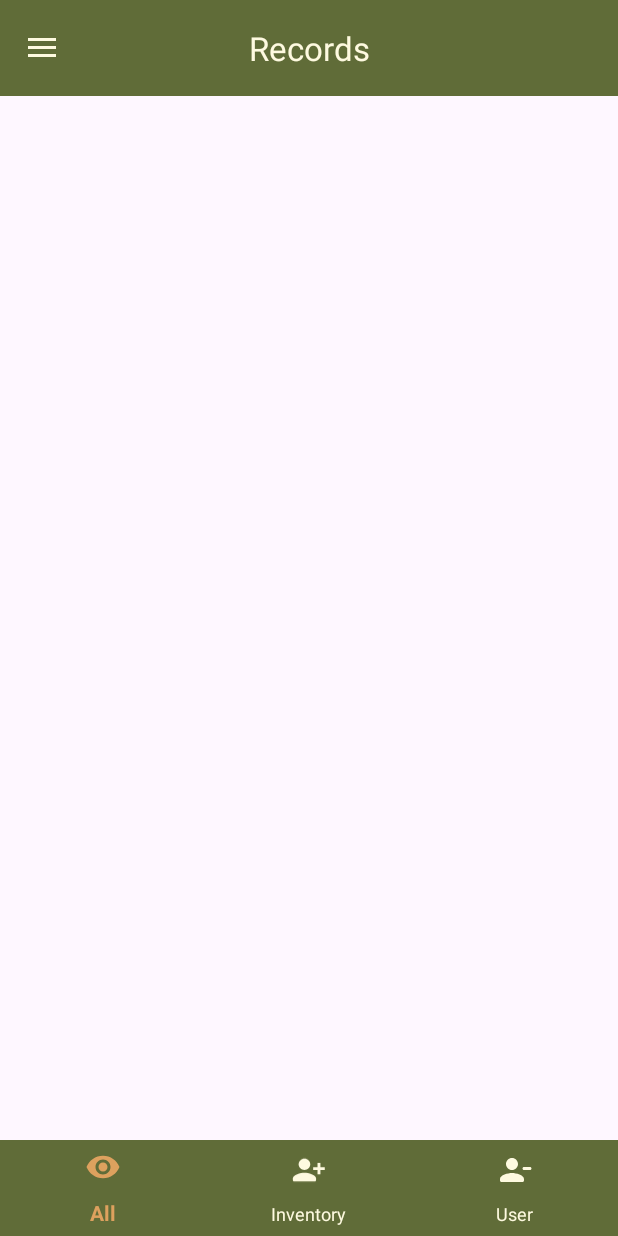
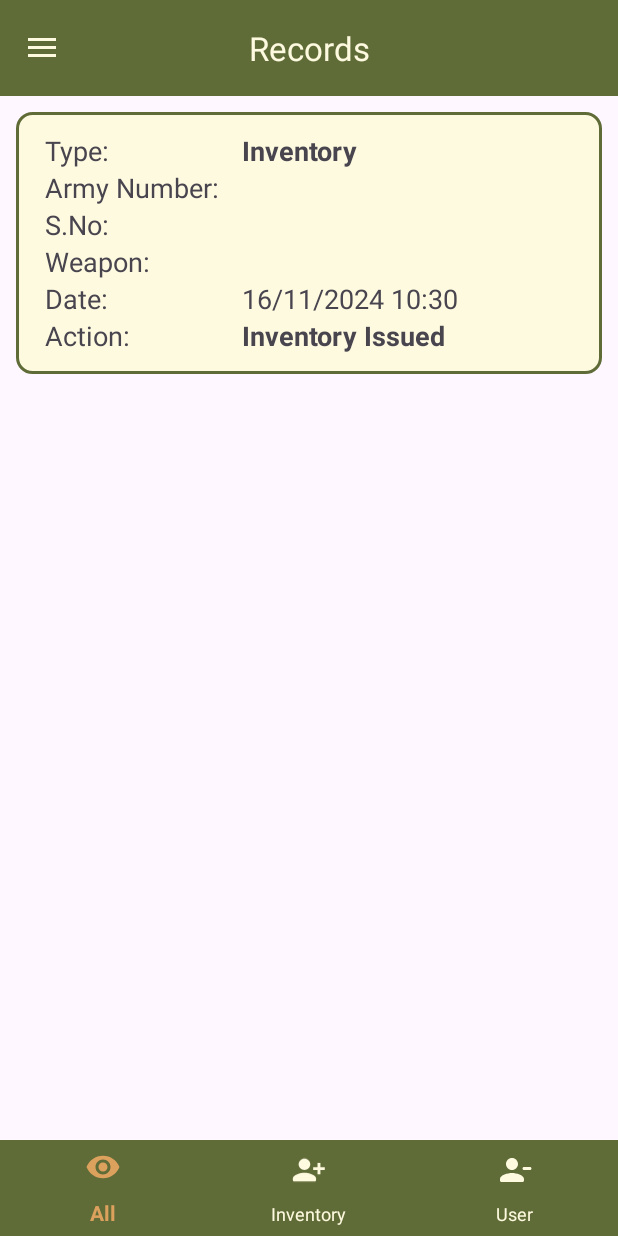
Before and after one commit to strikleApp/KoteManagementAndroid, an Android app: the fragment IssueWeaponDetailsFragment placed in its activity, in the side drawer, after a tap on "Records", on a phone screen of 412 x 824 dp. Run offline under Robolectric (Android 15) with nearby library versions, the light colour scheme and no system bars; our stand-ins replace CircleImageView, Room's generated code, sdp/ssp sizes; 1 statement that could not run was skipped.

Commit message:
add records done

```diff
--- /dev/null
+++ b/app/src/main/java/com/android/kotemanagement/adapter/RecordsAdapter.java
@@ -0,0 +1,103 @@
+package com.android.kotemanagement.adapter;
+
+import android.content.Context;
+import android.util.Log;
+import android.view.LayoutInflater;
+import android.view.View;
+import android.view.ViewGroup;
+
+import androidx.annotation.NonNull;
+import androidx.recyclerview.widget.RecyclerView;
+
+import com.android.kotemanagement.databinding.ListViewAllRecordsBinding;
+import com.android.kotemanagement.room.entities.RecordAction;
+import com.android.kotemanagement.room.entities.RecordType;
+import com.android.kotemanagement.room.entities.Records;
+
+import java.text.ParseException;
+import java.text.SimpleDateFormat;
+import java.time.LocalDateTime;
+import java.time.format.DateTimeFormatter;
+import java.util.Date;
+import java.util.List;
+
+public class RecordsAdapter extends RecyclerView.Adapter<RecordsAdapter.MyViewHolder> {
+
+    public void setRecordsList(List<Records> recordsList) {
+        this.recordsList = recordsList;
+    }
+
+    private List<Records> recordsList;
+    private final Context context;
+
+    public RecordsAdapter(Context context) {
+        this.context = context;
+
+    }
+
+    public class MyViewHolder extends RecyclerView.ViewHolder {
+        ListViewAllRecordsBinding binding;
+
+        public MyViewHolder(@NonNull ListViewAllRecordsBinding listViewAllRecordsBinding) {
+            super(listViewAllRecordsBinding.getRoot());
+            this.binding = listViewAllRecordsBinding;
+        }
+    }
+
+    @NonNull
+    @Override
+    public MyViewHolder onCreateViewHolder(@NonNull ViewGroup parent, int viewType) {
+        ListViewAllRecordsBinding binding = ListViewAllRecordsBinding.inflate(LayoutInflater.from(parent.getContext()), parent, false);
+        return new MyViewHolder(binding);
+    }
+
+    @Override
+    public void onBindViewHolder(@NonNull MyViewHolder holder, int position) {
+        Records record = recordsList.get(position);
+        LocalDateTime localDateTime = LocalDateTime.parse(record.getDate());
+        DateTimeFormatter formatter = DateTimeFormatter.ofPattern("dd/MM/yyyy HH:mm");
+        String formattedDateTime = localDateTime.format(formatter);
+        if (record.getType() == RecordType.USERS_RECORDS) {
+            // For Users
+            holder.binding.inventoryRecords.setVisibility(View.GONE);
+            holder.binding.usersRecords.setVisibility(View.VISIBLE);
+            holder.binding.tvType.setText("User");
+            holder.binding.tvArmyNumber.setText(record.getArmyNumber());
+            holder.binding.tvName.setText(record.getName());
+            holder.binding.tvRank.setText(record.getRank());
+            holder.binding.tvDate.setText(formattedDateTime);
+            String action = "";
+            if (record.getAction() == RecordAction.USER_ADDED) {
+                action = "User Added";
+            } else if (record.getAction() == RecordAction.USER_REMOVED) {
+                action = "User Removed";
+            }
+            holder.binding.tvAction.setText(action);
+
+        } else if (record.getType() == RecordType.INVENTORY_RECORDS) {
+            // For Inventory
+            holder.binding.inventoryRecords.setVisibility(View.VISIBLE);
+            holder.binding.usersRecords.setVisibility(View.GONE);
+            holder.binding.tvTypeInventory.setText("Inventory");
+            holder.binding.tvArmyNumberInventory.setText(record.getArmyNumber());
+            holder.binding.tvSerialNumber.setText(record.getSno());
+            holder.binding.tvWeapon.setText(record.getWeaponName());
+            holder.binding.tvDateInventory.setText(formattedDateTime);
+            String action = "";
+            if (record.getAction() == RecordAction.INVENTORY_ADDED) {
+                action = "Inventory Issued";
+            } else if (record.getAction() == RecordAction.INVENTORY_RETURNED) {
+                Log.e("Inventory Returned", "YES");
+                action = "Inventory Returned";
+            }
+            holder.binding.tvActionInventory.setText(action);
+
+        }
+    }
+
+
+    @Override
+    public int getItemCount() {
+        return recordsList.size();
+    }
+}
--- a/app/src/main/java/com/android/kotemanagement/fragments/inventory/IssueInventoryFragment.java
+++ b/app/src/main/java/com/android/kotemanagement/fragments/inventory/IssueInventoryFragment.java
@@ -16,7 +16,9 @@ import androidx.lifecycle.ViewModelProvider;
 
 import com.android.kotemanagement.R;
 import com.android.kotemanagement.databinding.IssueInventoryFragmentBinding;
+import com.android.kotemanagement.fragments.records.RecordFunctions;
 import com.android.kotemanagement.room.entities.IssueWeapons;
+import com.android.kotemanagement.room.entities.Records;
 import com.android.kotemanagement.room.viewmodel.IssueWeaponsViewModel;
 import com.android.kotemanagement.room.viewmodel.RecordsViewModel;
 
@@ -56,7 +58,8 @@ public class IssueInventoryFragment extends Fragment {
         issueWeaponsViewModel = new ViewModelProvider(this).get(IssueWeaponsViewModel.class);
         recordsViewModel = new ViewModelProvider(this).get(RecordsViewModel.class);
         binding.btnIssue.setOnClickListener(v -> {
-            issueWeapons();
+            issueWeapons(recordsViewModel);
+
         });
 
         return binding.getRoot();
@@ -90,7 +93,7 @@ public class IssueInventoryFragment extends Fragment {
         }
     }
 
-    private void issueWeapons() {
+    private void issueWeapons(RecordsViewModel recordsViewModel) {
         String weaponType = binding.mtvWeaponType.getText().toString();
         String weapon = binding.mtvWeapon.getText().toString();
         String serialNumber = Objects.requireNonNull(binding.etSerialNumber.getText()).toString();
@@ -105,6 +108,7 @@ public class IssueInventoryFragment extends Fragment {
 
         try {
             latch.await();
+            RecordFunctions.addInventoryRecord(armyNumber, serialNumber, weapon, recordsViewModel);
             Toast.makeText(requireContext(), "Weapon Issued", Toast.LENGTH_SHORT).show();
             binding.mtvWeaponType.setText("");
             binding.mtvWeapon.setText("");
--- a/app/src/main/java/com/android/kotemanagement/fragments/inventory/IssueWeaponDetailsFragment.java
+++ b/app/src/main/java/com/android/kotemanagement/fragments/inventory/IssueWeaponDetailsFragment.java
@@ -16,8 +16,10 @@ import android.widget.Toast;
 
 
 import com.android.kotemanagement.databinding.FragmentIssueWeaponDetailsBinding;
+import com.android.kotemanagement.fragments.records.RecordFunctions;
 import com.android.kotemanagement.room.entities.IssueWeapons;
 import com.android.kotemanagement.room.viewmodel.IssueWeaponsViewModel;
+import com.android.kotemanagement.room.viewmodel.RecordsViewModel;
 
 import java.util.concurrent.CountDownLatch;
 import java.util.concurrent.Executors;
@@ -27,6 +29,7 @@ public class IssueWeaponDetailsFragment extends DialogFragment {
     private String serialNumber;
     private IssueWeapons issuedWeapon;
     private IssueWeaponsViewModel viewModel;
+    RecordsViewModel recordsViewModel;
 
     @Override
     public View onCreateView(@NonNull LayoutInflater inflater, ViewGroup container,
@@ -34,6 +37,7 @@ public class IssueWeaponDetailsFragment extends DialogFragment {
 
         binding = FragmentIssueWeaponDetailsBinding.inflate(inflater, container, false);
         viewModel = new ViewModelProvider(this).get(IssueWeaponsViewModel.class);
+        recordsViewModel = new ViewModelProvider(requireActivity()).get(RecordsViewModel.class);
 
         getWeaponDetails();
 
@@ -46,6 +50,7 @@ public class IssueWeaponDetailsFragment extends DialogFragment {
             try {
                 latch.await();
                 dismiss();
+                RecordFunctions.removeInventoryRecord(issuedWeapon.armyNumber, serialNumber, issuedWeapon.weaponName, recordsViewModel);
                 Toast.makeText(requireContext(), "Weapon returned successfully.", Toast.LENGTH_SHORT).show();
             } catch (InterruptedException e) {
                 Log.e("ReturnError", "Error returning weapon in IssueWeaponDetailsFragment.java class.");
--- a/app/src/main/java/com/android/kotemanagement/fragments/inventory/ReturnInventoryFragment.java
+++ b/app/src/main/java/com/android/kotemanagement/fragments/inventory/ReturnInventoryFragment.java
@@ -18,6 +18,7 @@ import com.android.kotemanagement.adapter.ItemOffsetDecoration;
 import com.android.kotemanagement.adapter.ViewIssueWeaponsAdapter;
 import com.android.kotemanagement.databinding.ReturnInventoryFragmentBinding;
 import com.android.kotemanagement.room.viewmodel.IssueWeaponsViewModel;
+import com.android.kotemanagement.room.viewmodel.RecordsViewModel;
 
 import java.util.Objects;
 
@@ -25,6 +26,7 @@ public class ReturnInventoryFragment extends Fragment {
 
     private ReturnInventoryFragmentBinding binding;
     private IssueWeaponsViewModel issueWeaponsViewModel;
+
 
     @Nullable
     @Override
--- a/app/src/main/java/com/android/kotemanagement/fragments/records/AllRecordsFragment.java
+++ b/app/src/main/java/com/android/kotemanagement/fragments/records/AllRecordsFragment.java
@@ -1,6 +1,7 @@
 package com.android.kotemanagement.fragments.records;
 
 import android.os.Bundle;
+import android.util.Log;
 import android.view.LayoutInflater;
 import android.view.View;
 import android.view.ViewGroup;
@@ -8,16 +9,43 @@ import android.view.ViewGroup;
 import androidx.annotation.NonNull;
 import androidx.annotation.Nullable;
 import androidx.fragment.app.Fragment;
+import androidx.lifecycle.ViewModelProvider;
+import androidx.recyclerview.widget.LinearLayoutManager;
 
+import com.android.kotemanagement.adapter.ItemOffsetDecoration;
+import com.android.kotemanagement.adapter.RecordsAdapter;
 import com.android.kotemanagement.databinding.FragmentAllRecordsBinding;
+import com.android.kotemanagement.room.viewmodel.RecordsViewModel;
 
 public class AllRecordsFragment extends Fragment {
     private FragmentAllRecordsBinding binding;
+    private RecordsAdapter adapter;
+    private RecordsViewModel recordsViewModel;
 
     @Nullable
     @Override
     public View onCreateView(@NonNull LayoutInflater inflater, @Nullable ViewGroup container, @Nullable Bundle savedInstanceState) {
         binding = FragmentAllRecordsBinding.inflate(inflater, container, false);
+        recordsViewModel = new ViewModelProvider(this).get(RecordsViewModel.class);
+        adapter = new RecordsAdapter(getContext());
+        binding.rvAllRecords.setLayoutManager(new LinearLayoutManager(requireContext()));
+        binding.rvAllRecords.addItemDecoration(new ItemOffsetDecoration(16));
+
+        recordsViewModel.getAllRecords().observe(getViewLifecycleOwner(), records -> {
+            if (records != null && !records.isEmpty()) {
+                records.forEach((records1 -> {
+                    Log.e("record", records1.getAction().toString());
+                }));
+
+                adapter.setRecordsList(records);
+                binding.rvAllRecords.setAdapter(adapter);
+                adapter.notifyDataSetChanged();
+            } else {
+                Log.e("All Records Fragment", "No records found.");
+            }
+
+        });
+
         return binding.getRoot();
     }
 }
--- a/app/src/main/java/com/android/kotemanagement/fragments/records/RecordFunctions.java
+++ b/app/src/main/java/com/android/kotemanagement/fragments/records/RecordFunctions.java
@@ -1,4 +1,6 @@
 package com.android.kotemanagement.fragments.records;
+
+import android.util.Log;
 
 import com.android.kotemanagement.room.entities.RecordAction;
 import com.android.kotemanagement.room.entities.RecordType;
@@ -34,6 +36,7 @@ public class RecordFunctions {
             String sno,
             String weaponName, RecordsViewModel recordsViewModel) {
         Records record = new Records(LocalDateTime.now().toString(), RecordType.INVENTORY_RECORDS, armyNumber, RecordAction.INVENTORY_RETURNED);
+        Log.e("Inventory Returned", "ISSUED CALLED");
         record.setSno(sno);
         record.setWeaponName(weaponName);
         recordsViewModel.insert(record);
--- a/app/src/main/res/layout/fragment_all_records.xml
+++ b/app/src/main/res/layout/fragment_all_records.xml
@@ -1,16 +1,16 @@
 <?xml version="1.0" encoding="utf-8"?>
 <androidx.constraintlayout.widget.ConstraintLayout xmlns:android="http://schemas.android.com/apk/res/android"
+    xmlns:app="http://schemas.android.com/apk/res-auto"
     android:layout_width="match_parent"
-    android:layout_height="match_parent"
-    xmlns:app="http://schemas.android.com/apk/res-auto">
+    android:layout_height="match_parent">
 
     <androidx.recyclerview.widget.RecyclerView
         android:id="@+id/rvAllRecords"
         android:layout_width="match_parent"
-        android:layout_height="wrap_content"
+        android:layout_height="match_parent"
         app:layout_constraintBottom_toBottomOf="parent"
+        app:layout_constraintEnd_toEndOf="parent"
         app:layout_constraintStart_toStartOf="parent"
-        app:layout_constraintEnd_toEndOf="parent"
-        />
+        app:layout_constraintTop_toTopOf="parent" />
 
 </androidx.constraintlayout.widget.ConstraintLayout>
--- a/app/src/main/res/layout/list_view_all_records.xml
+++ b/app/src/main/res/layout/list_view_all_records.xml
@@ -7,11 +7,12 @@
     <!--    INVENTORY-->
     <androidx.constraintlayout.widget.ConstraintLayout
         android:id="@+id/inventory_records"
-        android:layout_width="wrap_content"
+        android:layout_width="match_parent"
         android:layout_height="wrap_content"
         android:background="@drawable/border"
         android:paddingHorizontal="@dimen/_15ssp"
         android:paddingVertical="@dimen/_10ssp"
+        app:layout_constraintEnd_toEndOf="parent"
         app:layout_constraintStart_toStartOf="parent"
         app:layout_constraintTop_toTopOf="parent">
 
@@ -138,11 +139,12 @@
     <!--    USERS RECORDS-->
     <androidx.constraintlayout.widget.ConstraintLayout
         android:id="@+id/users_records"
-        android:layout_width="wrap_content"
+        android:layout_width="match_parent"
         android:layout_height="wrap_content"
         android:background="@drawable/border"
         android:paddingHorizontal="@dimen/_15ssp"
         android:paddingVertical="@dimen/_10ssp"
+        app:layout_constraintEnd_toEndOf="parent"
         app:layout_constraintStart_toStartOf="parent"
         app:layout_constraintTop_toTopOf="parent">
 
@@ -265,4 +267,5 @@
             app:layout_constraintTop_toTopOf="@id/tvActionText" />
 
     </androidx.constraintlayout.widget.ConstraintLayout>
+
 </androidx.constraintlayout.widget.ConstraintLayout>
```
Also changed, not shown: app/src/main/java/com/android/kotemanagement/fragments/inventory/ReturnWeaponDialogFragment.java (+11 -7 lines).
